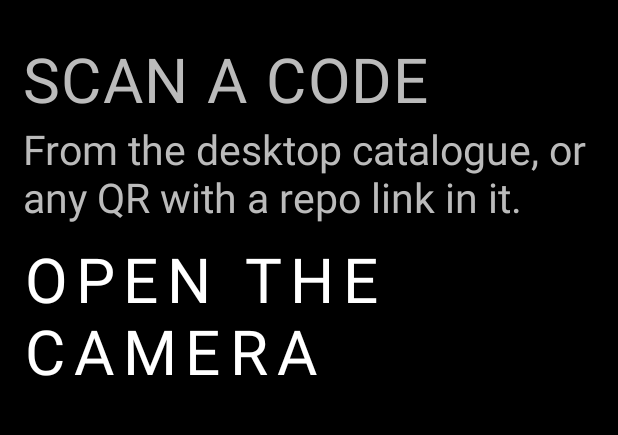
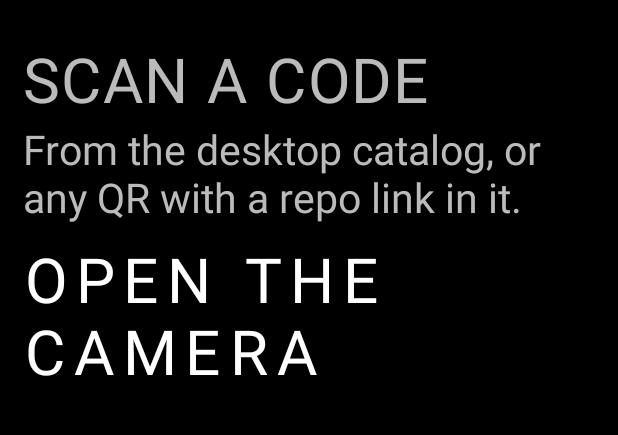
Before and after one commit to gi-os/BrightMarket, an Android app built with Jetpack Compose: the composable AddScreen shown on its own in the app's theme, on a phone screen of 412 x 824 dp, the part 447-882 px from its top. Run offline under Robolectric (Android 15) with nearby library versions, the phone set to English and light mode, and no system bars; 2 statements that could not run were skipped.

Commit message:
Copy: American English throughout
"Catalogue" on the scan screen and in the README, and a few comments, spelled
the British way. Same sweep as BrightControl so the two apps read alike.

```diff
--- a/app/src/main/AndroidManifest.xml
+++ b/app/src/main/AndroidManifest.xml
@@ -13,7 +13,7 @@
         user still has to agree. This only buys the right to ask.
     -->
     <uses-permission android:name="android.permission.REQUEST_DELETE_PACKAGES" />
-    <!-- Scanning a QR from the desktop catalogue, or a GitHub repo URL. -->
+    <!-- Scanning a QR from the desktop catalog, or a GitHub repo URL. -->
     <uses-permission android:name="android.permission.CAMERA" />
 
     <!--
@@ -53,7 +53,7 @@
                 <category android:name="android.intent.category.LAUNCHER" />
             </intent-filter>
 
-            <!-- QR codes from the desktop catalogue carry brightmarket:// links.
+            <!-- QR codes from the desktop catalog carry brightmarket:// links.
                  BrightMarket never opens the camera itself: the phone already
                  has a QR scanner (Roll), so scanning there fires this intent.
                  That avoids bundling CameraX and a decoder, and avoids holding
--- a/app/src/main/kotlin/com/gios/brightmarket/MainActivity.kt
+++ b/app/src/main/kotlin/com/gios/brightmarket/MainActivity.kt
@@ -268,11 +268,11 @@ class MainActivity : ComponentActivity() {
                             }
                         },
                         onOpenControl = {
-                            // BrightControl is in the catalogue, so the honest answer to "you
+                            // BrightControl is in the catalog, so the honest answer to "you
                             // need it" is its own page rather than a link somewhere else.
                             val control = apps.firstOrNull { it.pkg == AdbSetup.CONTROL_PKG }
                             if (control != null) selected = control
-                            else toast("BrightControl isn't in the catalogue right now.")
+                            else toast("BrightControl isn't in the catalog right now.")
                         },
                     )
                     return@BrightMarketTheme
@@ -440,7 +440,7 @@ class MainActivity : ComponentActivity() {
     /**
      * Something to add, from the scanner or from the paste field beside it.
      *
-     * Three shapes: a brightmarket:// link from the desktop catalogue, a GitHub
+     * Three shapes: a brightmarket:// link from the desktop catalog, a GitHub
      * repo URL — which is what makes this useful for apps nobody has submitted
      * — and a direct link to an .apk.
      */
--- a/app/src/main/kotlin/com/gios/brightmarket/data/Focus.kt
+++ b/app/src/main/kotlin/com/gios/brightmarket/data/Focus.kt
@@ -8,7 +8,7 @@ import android.content.Context
  * The problem isn't installing apps — that already works. It's that a store on
  * your phone is a scrollable feed, and a scrollable feed on a Light Phone
  * defeats the point of owning one. So discovery moves to the desktop: you
- * browse the catalogue on a real screen and send the phone one specific
+ * browse the catalog on a real screen and send the phone one specific
  * decision, as a QR code.
  *
  * What stays on the phone is deliberate: the apps you already have, and their
--- a/app/src/main/kotlin/com/gios/brightmarket/data/Obtainium.kt
+++ b/app/src/main/kotlin/com/gios/brightmarket/data/Obtainium.kt
@@ -56,7 +56,7 @@ object Obtainium {
      * Everything in the export that BrightMarket doesn't index, as trackable
      * repos.
      *
-     * The earlier behaviour — report a count of what didn't match and drop it —
+     * The earlier behavior — report a count of what didn't match and drop it —
      * made the import a partial migration, which is the worst kind: it looks
      * finished. If someone is replacing Obtainium, the apps it was watching
      * have to keep being watched, whether or not anyone has submitted them.
--- a/app/src/main/kotlin/com/gios/brightmarket/hw/Wheel.kt
+++ b/app/src/main/kotlin/com/gios/brightmarket/hw/Wheel.kt
@@ -4,7 +4,7 @@ package com.gios.brightmarket.hw
  * The one part of `hw/` that did not move to light-common.
  *
  * light-common 1.2.0's wheel arms on two notches and then passes everything through, which is
- * the right behaviour for scrolling a list. It is not the right behaviour here: walking the
+ * the right behavior for scrolling a list. It is not the right behavior here: walking the
  * tvOS focus turns one inverted notch — a few percent of them are, because the sensor reads a
  * moving surface rather than a detent — into a whole row going the wrong way. v1.17 fixed that
  * with [NotchGuard], which also holds a turn's direction and only commits a reversal on the
--- a/app/src/main/kotlin/com/gios/brightmarket/ui/Icons.kt
+++ b/app/src/main/kotlin/com/gios/brightmarket/ui/Icons.kt
@@ -17,7 +17,7 @@ import androidx.compose.ui.graphics.drawscope.Stroke
  * The SDK's own set is ~105 `ic_*_white.xml` vectors, and the handful used here
  * are simple enough to draw directly — which avoids copying assets out of
  * another project and keeps the APK from carrying a drawable set it barely
- * touches. They follow the same rules as the SDK's: single colour, stroked not
+ * touches. They follow the same rules as the SDK's: single color, stroked not
  * filled, no rounded decoration, sized in grid units by the caller.
  *
  * Everything is expressed as a fraction of the canvas, so one definition works
--- a/app/src/main/kotlin/com/gios/brightmarket/ui/MarkdownText.kt
+++ b/app/src/main/kotlin/com/gios/brightmarket/ui/MarkdownText.kt
@@ -63,8 +63,8 @@ private fun annotate(spans: List<Markdown.Span>): AnnotatedString = buildAnnotat
             Markdown.Style.BOLD -> SpanStyle(fontWeight = FontWeight.Bold)
             Markdown.Style.ITALIC -> SpanStyle(fontStyle = FontStyle.Italic)
             Markdown.Style.CODE -> SpanStyle(fontFamily = FontFamily.Monospace)
-            // Underlined rather than coloured: there is no accent in the
-            // palette, and a link that is merely a different grey is invisible.
+            // Underlined rather than colored: there is no accent in the
+            // palette, and a link that is merely a different gray is invisible.
             Markdown.Style.LINK -> SpanStyle(textDecoration = TextDecoration.Underline)
             Markdown.Style.PLAIN -> SpanStyle()
         }
--- a/app/src/main/kotlin/com/gios/brightmarket/ui/Scanner.kt
+++ b/app/src/main/kotlin/com/gios/brightmarket/ui/Scanner.kt
@@ -61,7 +61,7 @@ private class QrAnalyzer(private val onResult: (String) -> Unit) : ImageAnalysis
 /**
  * Scan screen.
  *
- * Accepts two things: a `brightmarket://` link from the desktop catalogue, and
+ * Accepts two things: a `brightmarket://` link from the desktop catalog, and
  * a plain GitHub repo URL. The second is what makes this useful beyond the
  * store — point it at any repo that publishes APK releases and it gets tracked
  * for updates like anything else.
--- a/app/src/main/kotlin/com/gios/brightmarket/ui/Screens.kt
+++ b/app/src/main/kotlin/com/gios/brightmarket/ui/Screens.kt
@@ -226,7 +226,7 @@ fun AddScreen(onSubmit: (String) -> Unit, onScan: () -> Unit) {
         Text("SCAN A CODE", style = MaterialTheme.typography.titleMedium, color = Light.ContentSecondary)
         Spacer(Modifier.height(gridUnits(0.4f)))
         Text(
-            "From the desktop catalogue, or any QR with a repo link in it.",
+            "From the desktop catalog, or any QR with a repo link in it.",
             style = MaterialTheme.typography.bodySmall,
             color = Light.ContentSecondary,
         )
@@ -341,7 +341,7 @@ fun SettingsScreen(
 
         if (focusEnabled) {
             // No off switch here. Focus mode is only lifted by scanning the QR
-            // from the desktop catalogue, which is the whole point: the thing
+            // from the desktop catalog, which is the whole point: the thing
             // you'd have to go and find is a different screen in a different
             // room, and that pause is the feature.
             //
--- a/app/src/main/kotlin/com/gios/brightmarket/ui/Theme.kt
+++ b/app/src/main/kotlin/com/gios/brightmarket/ui/Theme.kt
@@ -31,7 +31,7 @@ import androidx.compose.ui.unit.sp
 /**
  * LightOS's design language, ported from light-sdk's `sdk/ui` (MIT).
  *
- * Three colours. No accent, no dividers, no elevation. Anything that looks like
+ * Three colors. No accent, no dividers, no elevation. Anything that looks like
  * Material — ripples, filled text fields, tonal surfaces, progress spinners —
  * appears nowhere in LightOS and is deliberately absent here.
  */
@@ -154,7 +154,7 @@ fun BrightMarketTheme(content: @Composable () -> Unit) {
         // defaults to BLACK -- it is normally supplied by a Surface, which this
         // app deliberately doesn't use (Surface brings elevation and tonal
         // overlays that appear nowhere in LightOS). Without this, every Text
-        // that doesn't name a colour renders black on black and is invisible.
+        // that doesn't name a color renders black on black and is invisible.
         // The colorScheme above does NOT cover it: onBackground is only read by
         // components that consult it, not by a bare Text.
         CompositionLocalProvider(LocalContentColor provides Light.Content) {
--- a/app/src/main/res/drawable/ic_launcher_foreground.xml
+++ b/app/src/main/res/drawable/ic_launcher_foreground.xml
@@ -1,6 +1,6 @@
 <?xml version="1.0" encoding="utf-8"?>
 <!-- The market stall: scalloped awning on two posts, a counter with goods, and
-     a blank sign below. Single colour, thick rounded strokes, matching the
+     a blank sign below. Single color, thick rounded strokes, matching the
      LightOS icon set's visual language. Drawn on the 108dp adaptive-icon canvas
      with everything inside the 72dp safe zone (18dp..90dp). -->
 <vector xmlns:android="http://schemas.android.com/apk/res/android"
```
Also changed, not shown: 1 other file.
